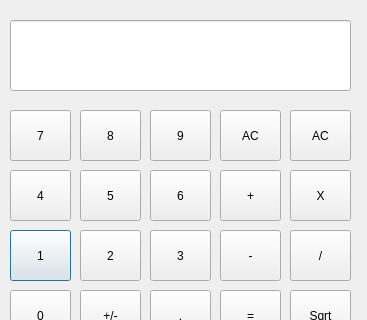
taapas1128/Calculator_pyqt, file calculator.ui: the form before one commit; both pictures show x 0 to 367 and y 0 to 320 of the 367 by 478 pixel window.
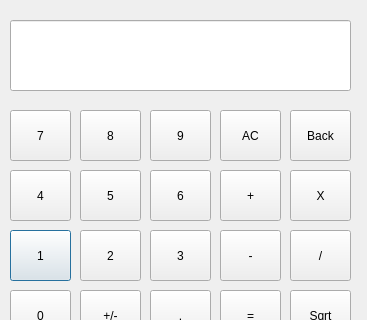
The form after the commit.

Patch:
```diff
--- a/calculator.ui
+++ b/calculator.ui
@@ -217,7 +217,7 @@
     </rect>
    </property>
    <property name="text">
-    <string>AC</string>
+    <string>Back</string>
    </property>
   </widget>		
 
```
